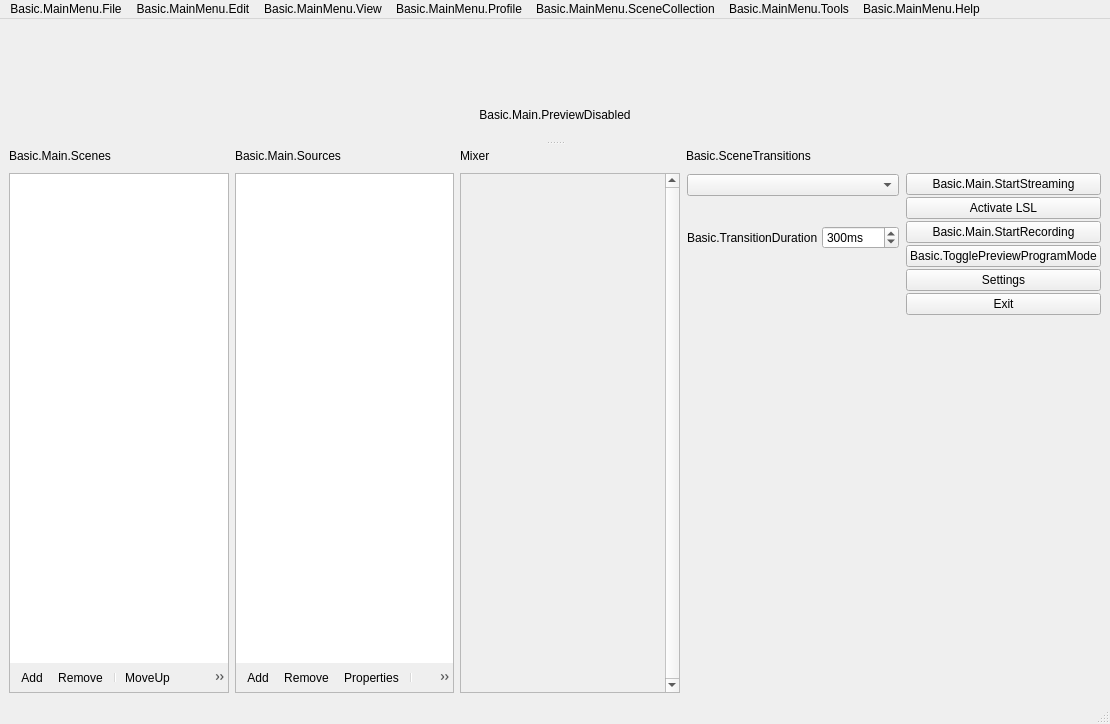
Above: UI/forms/OBSBasic.ui from JasonJKi/obs-studio-labstreaminglayer before the change. Below: the same form after it.
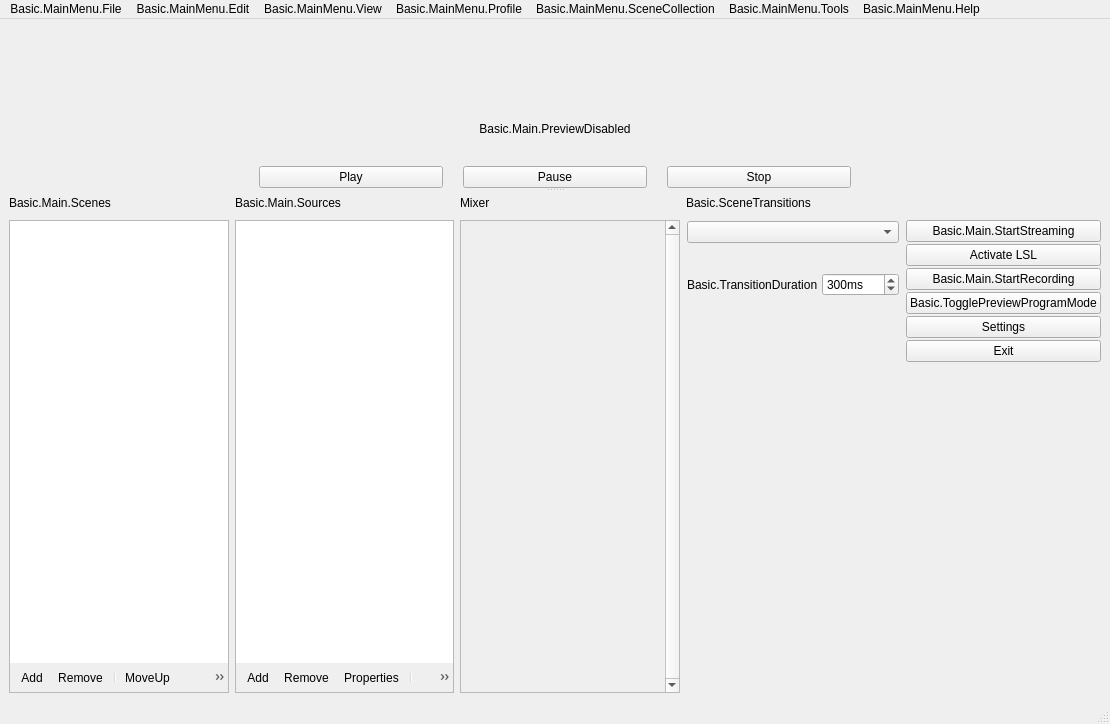
That is the form after the change. Icons and pictures are not drawn. Custom widgets are drawn as their Qt base class.

```diff
--- a/UI/forms/OBSBasic.ui
+++ b/UI/forms/OBSBasic.ui
@@ -100,6 +100,43 @@
           </property>
          </widget>
         </item>
+        <item>
+         <layout class="QHBoxLayout" name="horizontalLayout_media">
+          <property name="spacing">
+           <number>20</number>
+          </property>
+          <property name="sizeConstraint">
+           <enum>QLayout::SetMinAndMaxSize</enum>
+          </property>
+          <property name="leftMargin">
+           <number>250</number>
+          </property>
+          <property name="rightMargin">
+           <number>250</number>
+          </property>
+          <item>
+           <widget class="QPushButton" name="playButton">
+            <property name="text">
+             <string>Play</string>
+            </property>
+           </widget>
+          </item>
+          <item>
+           <widget class="QPushButton" name="pauseButton">
+            <property name="text">
+             <string>Pause</string>
+            </property>
+           </widget>
+          </item>
+          <item>
+           <widget class="QPushButton" name="stopButton">
+            <property name="text">
+             <string>Stop</string>
+            </property>
+           </widget>
+          </item>
+         </layout>
+        </item>
        </layout>
       </widget>
       <widget class="QWidget" name="gridLayoutWidget_2">
```
Left out of the diff: 4 changed lines with no effect on the pictures. Lines whose indentation alone changed are shown as unchanged.
